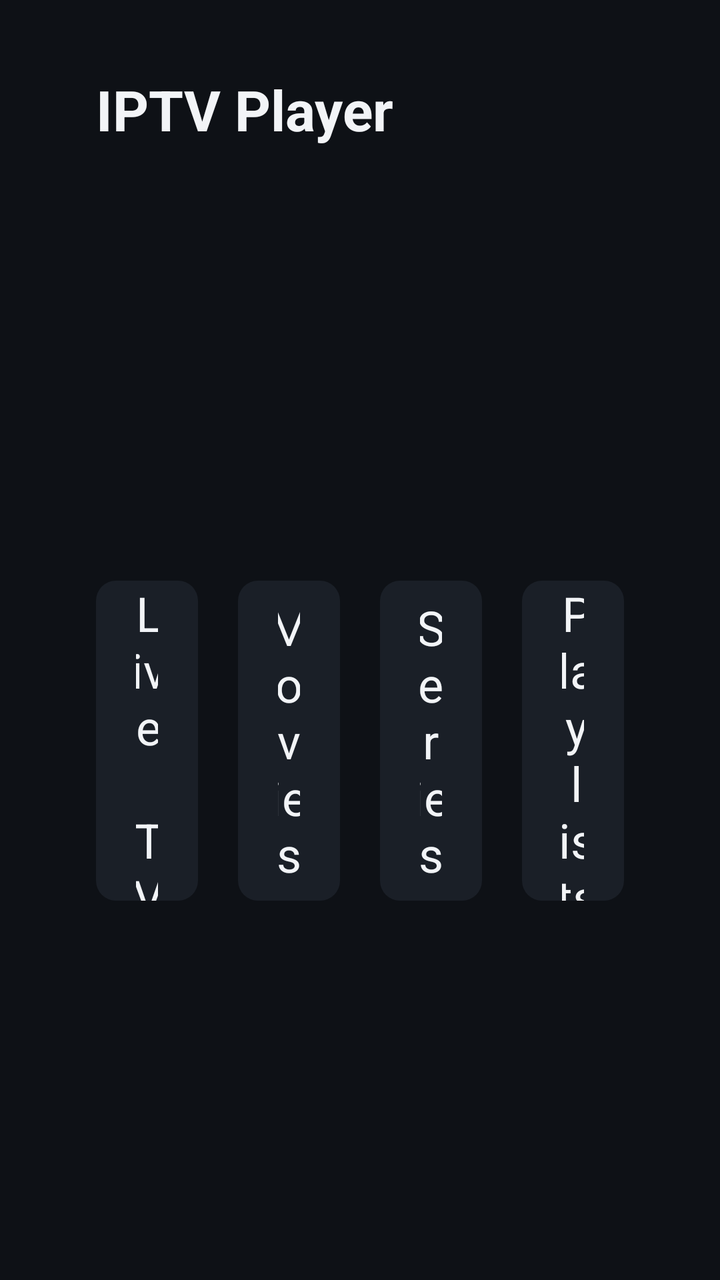
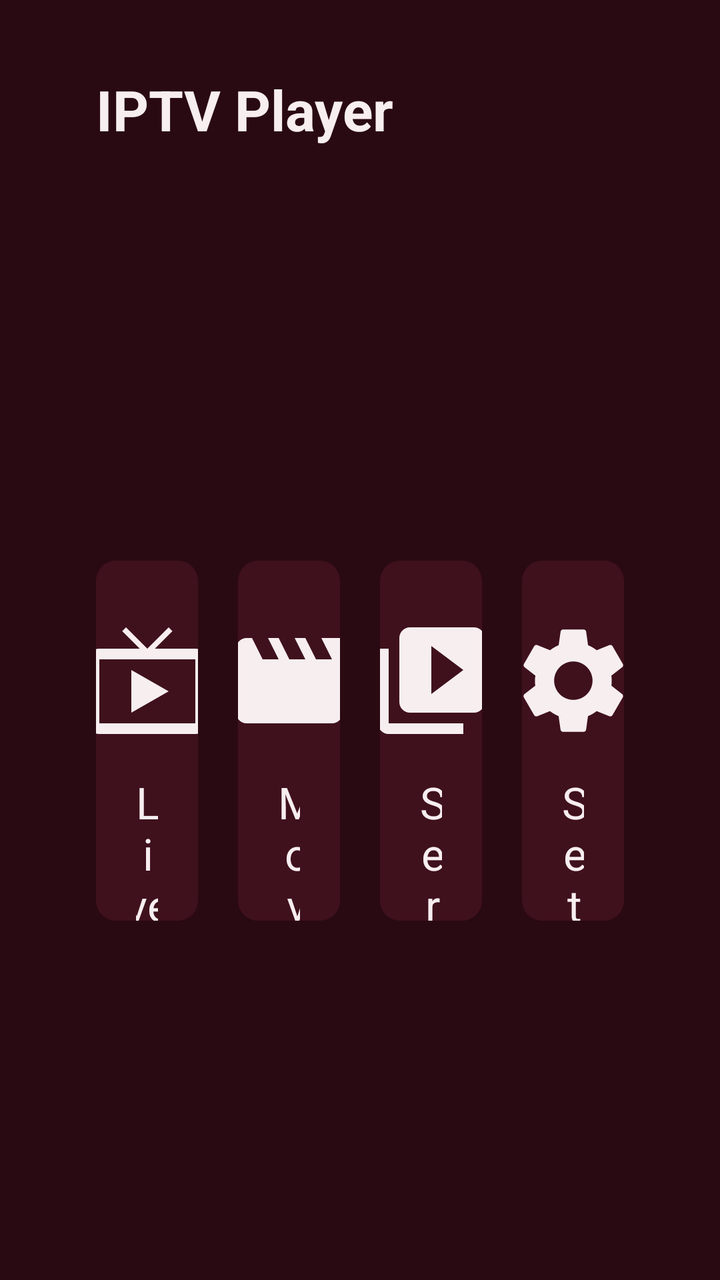

Screens rendered from an Android XML layout before and after an edit, with the pre-edit source and the edit as a unified diff.
<!-- AndroidManifest.xml: application theme Theme.IptvPlayer -->
<!-- res/layout/screen_home.xml -->
<?xml version="1.0" encoding="utf-8"?>
<LinearLayout xmlns:android="http://schemas.android.com/apk/res/android"
    android:layout_width="match_parent"
    android:layout_height="match_parent"
    android:background="@color/background"
    android:orientation="vertical"
    android:paddingStart="48dp"
    android:paddingTop="36dp"
    android:paddingEnd="48dp">

    <TextView
        style="@style/Text.Title"
        android:layout_width="wrap_content"
        android:layout_height="wrap_content"
        android:text="@string/app_name" />

    <TextView
        android:id="@+id/account"
        style="@style/Text.Secondary"
        android:layout_width="wrap_content"
        android:layout_height="wrap_content"
        android:layout_marginTop="6dp" />

    <LinearLayout
        android:layout_width="match_parent"
        android:layout_height="0dp"
        android:layout_weight="1"
        android:gravity="center"
        android:orientation="horizontal">

        <TextView
            android:id="@+id/tile_live"
            style="@style/TileButton"
            android:layout_width="0dp"
            android:layout_height="160dp"
            android:layout_weight="1"
            android:text="@string/live_tv"
            android:textSize="24sp" />

        <TextView
            android:id="@+id/tile_movies"
            style="@style/TileButton"
            android:layout_width="0dp"
            android:layout_height="160dp"
            android:layout_marginStart="20dp"
            android:layout_weight="1"
            android:text="@string/movies"
            android:textSize="24sp" />

        <TextView
            android:id="@+id/tile_series"
            style="@style/TileButton"
            android:layout_width="0dp"
            android:layout_height="160dp"
            android:layout_marginStart="20dp"
            android:layout_weight="1"
            android:text="@string/series"
            android:textSize="24sp" />

        <TextView
            android:id="@+id/tile_playlists"
            style="@style/TileButton"
            android:layout_width="0dp"
            android:layout_height="160dp"
            android:layout_marginStart="20dp"
            android:layout_weight="1"
            android:text="@string/playlists"
            android:textSize="24sp" />
    </LinearLayout>
</LinearLayout>
<!-- resources referenced by this layout -->
<resources>
  <color name="background">#FF0E1116</color>
  <string name="playlists">Playlists</string>
  <color name="text_secondary">#FF98A2B3</color>
  <color name="text_primary">#FFF2F4F7</color>
  <!-- drawable bg_tile (drawable) -->
  <?xml version="1.0" encoding="utf-8"?>
  <selector xmlns:android="http://schemas.android.com/apk/res/android">
      <item android:state_focused="true">
          <shape android:shape="rectangle">
              <solid android:color="@color/accent" />
              <corners android:radius="10dp" />
          </shape>
      </item>
      <item>
          <shape android:shape="rectangle">
              <solid android:color="@color/surface" />
              <corners android:radius="10dp" />
          </shape>
      </item>
  </selector>
  <color name="accent">#FF2F80ED</color>
  <color name="surface">#FF1A1F27</color>
  <!-- unchanged entries left out for length: 8 -->
</resources>

<!-- the commit's change to res/layout/screen_home.xml (unified diff, before → after) -->
@@ -30,41 +30,29 @@
 
         <TextView
             android:id="@+id/tile_live"
-            style="@style/TileButton"
-            android:layout_width="0dp"
-            android:layout_height="160dp"
-            android:layout_weight="1"
-            android:text="@string/live_tv"
-            android:textSize="24sp" />
+            style="@style/HomeTile"
+            android:drawableTop="@drawable/ic_live_tv"
+            android:text="@string/live_tv" />
 
         <TextView
             android:id="@+id/tile_movies"
-            style="@style/TileButton"
-            android:layout_width="0dp"
-            android:layout_height="160dp"
+            style="@style/HomeTile"
             android:layout_marginStart="20dp"
-            android:layout_weight="1"
-            android:text="@string/movies"
-            android:textSize="24sp" />
+            android:drawableTop="@drawable/ic_movies"
+            android:text="@string/movies" />
 
         <TextView
             android:id="@+id/tile_series"
-            style="@style/TileButton"
-            android:layout_width="0dp"
-            android:layout_height="160dp"
+            style="@style/HomeTile"
             android:layout_marginStart="20dp"
-            android:layout_weight="1"
-            android:text="@string/series"
-            android:textSize="24sp" />
+            android:drawableTop="@drawable/ic_series"
+            android:text="@string/series" />
 
         <TextView
-            android:id="@+id/tile_playlists"
-            style="@style/TileButton"
-            android:layout_width="0dp"
-            android:layout_height="160dp"
+            android:id="@+id/tile_settings"
+            style="@style/HomeTile"
             android:layout_marginStart="20dp"
-            android:layout_weight="1"
-            android:text="@string/playlists"
-            android:textSize="24sp" />
+            android:drawableTop="@drawable/ic_settings"
+            android:text="@string/settings" />
     </LinearLayout>
 </LinearLayout>
<!-- resource entries referenced after the edit -->
@@ -1,15 +1,76 @@
 <!-- resources referenced by this layout -->
 <resources>
-  <color name="background">#FF0E1116</color>
-  <string name="playlists">Playlists</string>
-  <color name="text_secondary">#FF98A2B3</color>
-  <color name="text_primary">#FFF2F4F7</color>
+  <color name="background">#FF2A0A12</color>
+  <!-- drawable ic_live_tv (drawable) -->
+  <?xml version="1.0" encoding="utf-8"?>
+  <vector xmlns:android="http://schemas.android.com/apk/res/android"
+      android:width="64dp"
+      android:height="64dp"
+      android:viewportWidth="24"
+      android:viewportHeight="24">
+      <path
+          android:fillColor="#FFFFFFFF"
+          android:pathData="M21,6h-7.59l3.29,-3.29L16,2l-4,4 -4,-4 -0.71,0.71L10.59,6H3c-1.1,0 -2,0.89 -2,2v12c0,1.1 0.9,2 2,2h18c1.1,0 2,-0.9 2,-2V8c0,-1.11 -0.9,-2 -2,-2zM21,20H3V8h18v12zM9,10v8l7,-4z" />
+  </vector>
+  <!-- drawable ic_movies (drawable) -->
+  <?xml version="1.0" encoding="utf-8"?>
+  <vector xmlns:android="http://schemas.android.com/apk/res/android"
+      android:width="64dp"
+      android:height="64dp"
+      android:viewportWidth="24"
+      android:viewportHeight="24">
+      <path
+          android:fillColor="#FFFFFFFF"
+          android:pathData="M18,4l2,4h-3l-2,-4h-2l2,4h-3l-2,-4H8l2,4H7L5,4H4c-1.1,0 -1.99,0.9 -1.99,2L2,18c0,1.1 0.9,2 2,2h16c1.1,0 2,-0.9 2,-2V4h-4z" />
+  </vector>
+  <!-- drawable ic_series (drawable) -->
+  <?xml version="1.0" encoding="utf-8"?>
+  <vector xmlns:android="http://schemas.android.com/apk/res/android"
+      android:width="64dp"
+      android:height="64dp"
+      android:viewportWidth="24"
+      android:viewportHeight="24">
+      <path
+          android:fillColor="#FFFFFFFF"
+          android:pathData="M4,6H2v14c0,1.1 0.9,2 2,2h14v-2H4V6zM20,2H8c-1.1,0 -2,0.9 -2,2v12c0,1.1 0.9,2 2,2h12c1.1,0 2,-0.9 2,-2V4c0,-1.1 -0.9,-2 -2,-2zM12,14.5v-9l6,4.5 -6,4.5z" />
+  </vector>
+  <!-- drawable ic_settings (drawable) -->
+  <?xml version="1.0" encoding="utf-8"?>
+  <vector xmlns:android="http://schemas.android.com/apk/res/android"
+      android:width="64dp"
+      android:height="64dp"
+      android:viewportWidth="24"
+      android:viewportHeight="24">
+      <path
+          android:fillColor="#FFFFFFFF"
+          android:pathData="M19.14,12.94c0.04,-0.3 0.06,-0.61 0.06,-0.94c0,-0.32 -0.02,-0.64 -0.07,-0.94l2.03,-1.58c0.18,-0.14 0.23,-0.41 0.12,-0.61l-1.92,-3.32c-0.12,-0.22 -0.37,-0.29 -0.59,-0.22l-2.39,0.96c-0.5,-0.38 -1.03,-0.7 -1.62,-0.94L14.4,2.81c-0.04,-0.24 -0.24,-0.41 -0.48,-0.41h-3.84c-0.24,0 -0.43,0.17 -0.47,0.41L9.25,5.35C8.66,5.59 8.12,5.92 7.63,6.29L5.24,5.33c-0.22,-0.08 -0.47,0 -0.59,0.22L2.74,8.87C2.62,9.08 2.66,9.34 2.86,9.48l2.03,1.58C4.84,11.36 4.8,11.69 4.8,12s0.02,0.64 0.07,0.94l-2.03,1.58c-0.18,0.14 -0.23,0.41 -0.12,0.61l1.92,3.32c0.12,0.22 0.37,0.29 0.59,0.22l2.39,-0.96c0.5,0.38 1.03,0.7 1.62,0.94l0.36,2.54c0.05,0.24 0.24,0.41 0.48,0.41h3.84c0.24,0 0.44,-0.17 0.47,-0.41l0.36,-2.54c0.59,-0.24 1.13,-0.56 1.62,-0.94l2.39,0.96c0.22,0.08 0.47,0 0.59,-0.22l1.92,-3.32c0.12,-0.22 0.07,-0.47 -0.12,-0.61L19.14,12.94zM12,15.6c-1.98,0 -3.6,-1.62 -3.6,-3.6s1.62,-3.6 3.6,-3.6s3.6,1.62 3.6,3.6S13.98,15.6 12,15.6z" />
+  </vector>
+  <string name="settings">Settings</string>
+  <style name="HomeTile" parent="TileButton">
+          <item name="android:layout_width">0dp</item>
+          <item name="android:layout_height">180dp</item>
+          <item name="android:layout_weight">1</item>
+          <item name="android:drawablePadding">14dp</item>
+          <item name="android:drawableTint">@color/text_primary</item>
+          <item name="android:paddingTop">28dp</item>
+          <item name="android:gravity">center_horizontal</item>
+          <item name="android:textSize">22sp</item>
+      </style>
+  <color name="text_secondary">#FFC9A9B0</color>
+  <color name="text_primary">#FFF7EEF0</color>
   <!-- drawable bg_tile (drawable) -->
   <?xml version="1.0" encoding="utf-8"?>
   <selector xmlns:android="http://schemas.android.com/apk/res/android">
       <item android:state_focused="true">
           <shape android:shape="rectangle">
               <solid android:color="@color/accent" />
+              <corners android:radius="10dp" />
+          </shape>
+      </item>
+      
+      <item android:state_activated="true">
+          <shape android:shape="rectangle">
+              <solid android:color="@color/surface_active" />
               <corners android:radius="10dp" />
           </shape>
       </item>
@@ -20,8 +81,9 @@
           </shape>
       </item>
   </selector>
-  <color name="accent">#FF2F80ED</color>
-  <color name="surface">#FF1A1F27</color>
+  <color name="surface_active">#FF5E1A2A</color>
+  <color name="accent">#FFB0243F</color>
+  <color name="surface">#FF3F111C</color>
   <!-- unchanged entries left out for length: 8 -->
 </resources>
 
